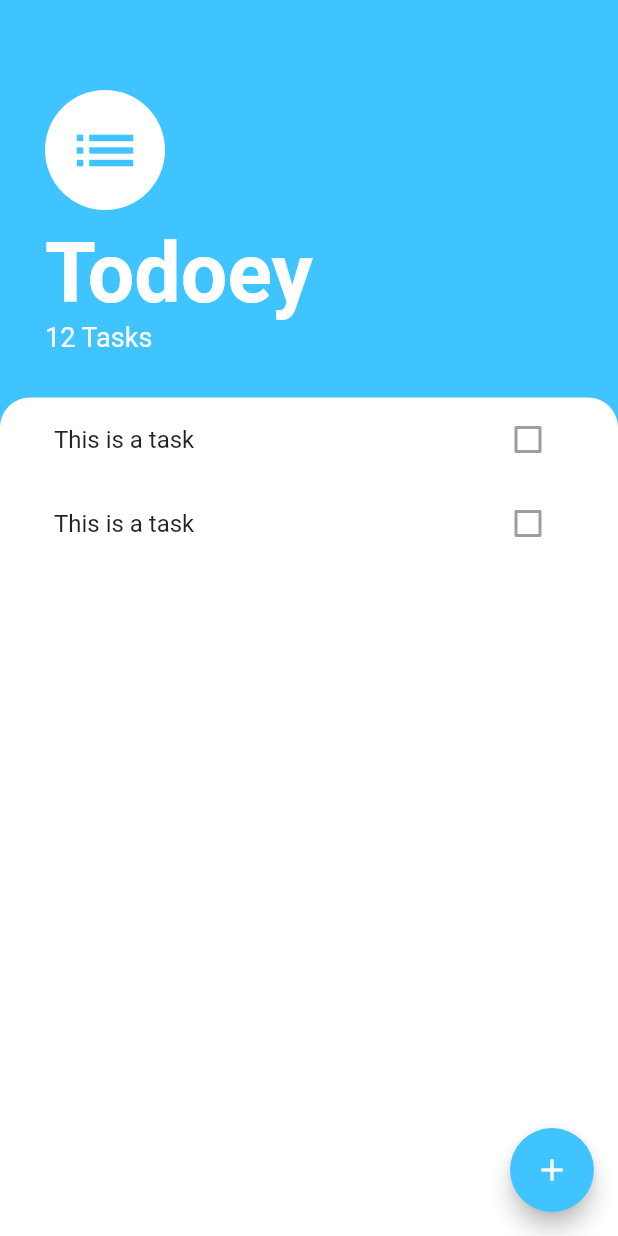
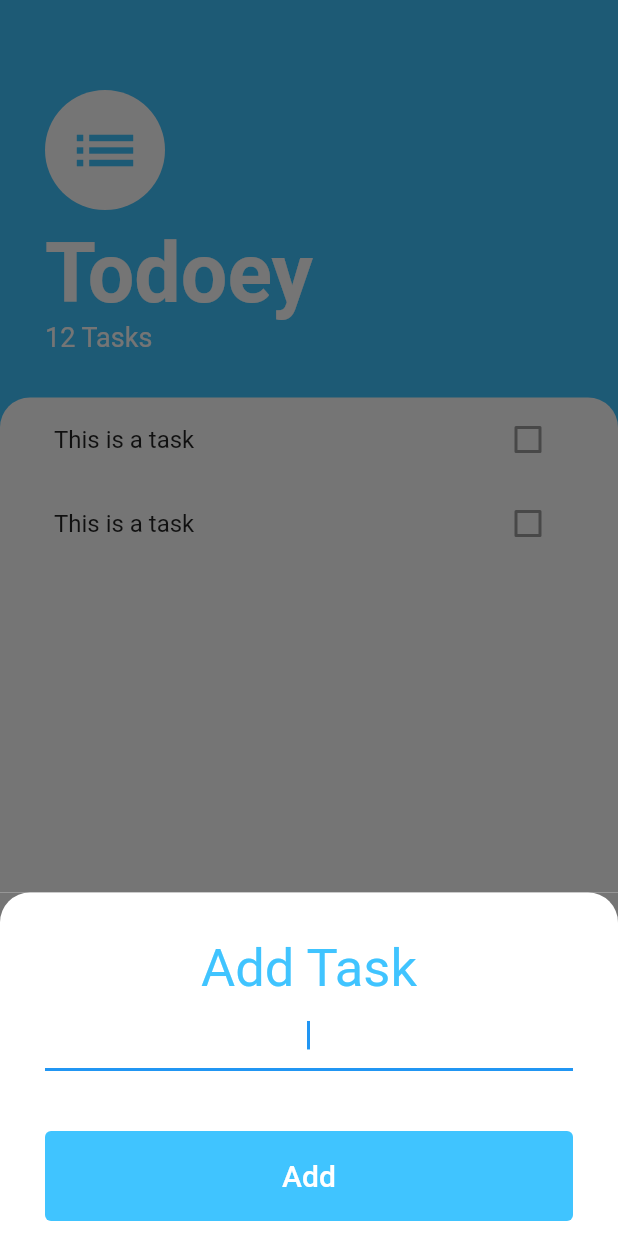
Before and after one commit to ishanjain18/flutterpractice, a Flutter app: the screen it shows after launch, after a tap on the "add" icon, on a phone screen of 412 x 824 dp. Run offline on Flutter 3.47's test engine with Material 2 defaults, Android fonts, the light colour scheme and no system bars; our stand-ins replace animated_text_kit, audioplayers, cloud_firestore, firebase_auth, firebase_core, flutter_spinkit and 5 more; accounts and stored records are empty.

Commit message:
todoey UI updated

```diff
--- /dev/null
+++ b/todoey_flutter/lib/screens/add_tasks_screen.dart
@@ -0,0 +1,49 @@
+import 'package:flutter/material.dart';
+
+class AddTasksScreen extends StatelessWidget {
+  @override
+  Widget build(BuildContext context) {
+    return SingleChildScrollView(
+      child: Container(
+        color: Color(0xff757575),
+        child: Container(
+          padding: EdgeInsets.symmetric(vertical: 10.0, horizontal: 30.0),
+          decoration: BoxDecoration(
+            color: Colors.white,
+            borderRadius: BorderRadius.only(
+              topRight: Radius.circular(20.0),
+              topLeft: Radius.circular(20.0),
+            ),
+          ),
+          child: Column(
+            crossAxisAlignment: CrossAxisAlignment.stretch,
+            children: [
+              SizedBox(height: 20.0),
+              Text(
+                'Add Task',
+                textAlign: TextAlign.center,
+                style: TextStyle(color: Colors.lightBlueAccent, fontSize: 35.0),
+              ),
+              TextField(
+                autofocus: true,
+                textAlign: TextAlign.center,
+              ),
+              SizedBox(height: 40.0),
+              Container(
+                height: 60,
+                child: TextButton(
+                    onPressed: () {},
+                    child: Text(
+                      'Add',
+                      style: TextStyle(fontSize: 20, color: Colors.white),
+                    ),
+                    style: TextButton.styleFrom(
+                        backgroundColor: Colors.lightBlueAccent)),
+              ),
+            ],
+          ),
+        ),
+      ),
+    );
+  }
+}
--- a/todoey_flutter/lib/screens/tasks_screen.dart
+++ b/todoey_flutter/lib/screens/tasks_screen.dart
@@ -1,5 +1,6 @@
 import 'package:flutter/material.dart';
 import 'package:todoey_flutter/widgets/task_list.dart';
+import 'package:todoey_flutter/screens/add_tasks_screen.dart';
 
 class TasksScreen extends StatelessWidget {
   @override
@@ -9,7 +10,18 @@ class TasksScreen extends StatelessWidget {
       floatingActionButton: FloatingActionButton(
         backgroundColor: Colors.lightBlueAccent,
         child: Icon(Icons.add),
-        onPressed: () {},
+        onPressed: () {
+          showModalBottomSheet(
+              context: context,
+              builder: (context) => SingleChildScrollView(
+                    child: Container(
+                      padding: EdgeInsets.only(
+                          bottom: MediaQuery.of(context).viewInsets.bottom),
+                      child: AddTasksScreen(),
+                    ),
+                  ),
+              isScrollControlled: true);
+        },
       ),
       body: Column(
         crossAxisAlignment: CrossAxisAlignment.start,
```
